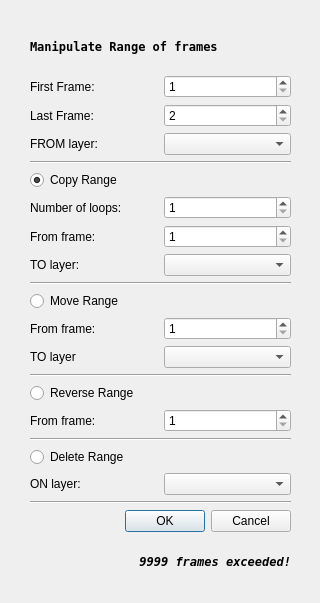
The window that core_lib/src/structure/copymultiplekeyframesdialog.ui (pencil2d/pencil) describes before a commit, drawn with Qt 5.
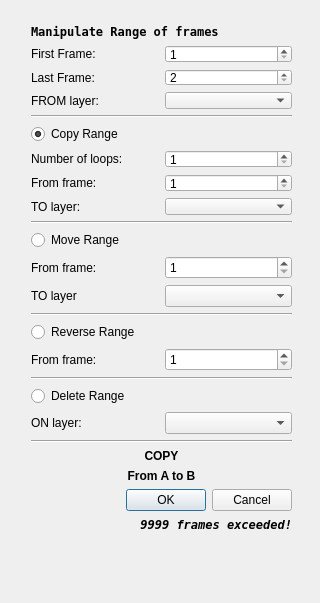
The same window after the commit.

Commit message: Dialog redesigned

```diff
--- a/core_lib/src/structure/copymultiplekeyframesdialog.ui
+++ b/core_lib/src/structure/copymultiplekeyframesdialog.ui
@@ -16,13 +16,13 @@
   <widget class="QWidget" name="">
    <property name="geometry">
     <rect>
-     <x>30</x>
-     <y>23</y>
+     <x>31</x>
+     <y>24</y>
      <width>261</width>
-     <height>561</height>
+     <height>508</height>
     </rect>
    </property>
-   <layout class="QVBoxLayout" name="verticalLayout_5">
+   <layout class="QVBoxLayout" name="verticalLayout">
     <item>
      <widget class="QLabel" name="labHeader">
       <property name="font">
@@ -93,8 +93,6 @@
      </widget>
     </item>
     <item>
-     <layout class="QVBoxLayout" name="verticalLayout_2">
-      <item>
        <widget class="QRadioButton" name="rBtnCopy">
         <property name="palette">
          <palette>
@@ -270,8 +268,6 @@
         </item>
        </layout>
       </item>
-     </layout>
-    </item>
     <item>
      <widget class="Line" name="line_2">
       <property name="orientation">
@@ -280,8 +276,6 @@
      </widget>
     </item>
     <item>
-     <layout class="QVBoxLayout" name="verticalLayout_3">
-      <item>
        <widget class="QRadioButton" name="rBtnMove">
         <property name="text">
          <string>Move Range</string>
@@ -319,8 +313,6 @@
         </item>
        </layout>
       </item>
-     </layout>
-    </item>
     <item>
      <widget class="Line" name="line">
       <property name="orientation">
@@ -329,8 +321,6 @@
      </widget>
     </item>
     <item>
-     <layout class="QVBoxLayout" name="verticalLayout">
-      <item>
        <widget class="QRadioButton" name="rBtnReverse">
         <property name="text">
          <string>Reverse Range</string>
@@ -358,8 +348,6 @@
         </item>
        </layout>
       </item>
-     </layout>
-    </item>
     <item>
      <widget class="Line" name="line_3">
       <property name="orientation">
@@ -368,8 +356,6 @@
      </widget>
     </item>
     <item>
-     <layout class="QVBoxLayout" name="verticalLayout_4">
-      <item>
        <widget class="QRadioButton" name="rBtnDelete">
         <property name="text">
          <string>Delete Range</string>
@@ -390,8 +376,6 @@
         </item>
        </layout>
       </item>
-     </layout>
-    </item>
     <item>
      <widget class="Line" name="line_4">
       <property name="orientation">
@@ -399,6 +383,38 @@
       </property>
      </widget>
     </item>
+    <item>
+     <widget class="QLabel" name="labInfoAction">
+      <property name="font">
+       <font>
+        <weight>75</weight>
+        <bold>true</bold>
+       </font>
+      </property>
+      <property name="text">
+       <string>COPY</string>
+      </property>
+      <property name="alignment">
+       <set>Qt::AlignCenter</set>
+      </property>
+     </widget>
+    </item>
+    <item>
+     <widget class="QLabel" name="labInfoLayerToFrom">
+      <property name="font">
+       <font>
+        <weight>75</weight>
+        <bold>true</bold>
+       </font>
+      </property>
+      <property name="text">
+       <string>From A to B</string>
+      </property>
+      <property name="alignment">
+       <set>Qt::AlignCenter</set>
+      </property>
+     </widget>
+    </item>
     <item>
      <widget class="QDialogButtonBox" name="btnBoxOkCancel">
       <property name="orientation">
```
Lines whose indentation alone changed are shown as unchanged. The commit also changes 1 other file.
